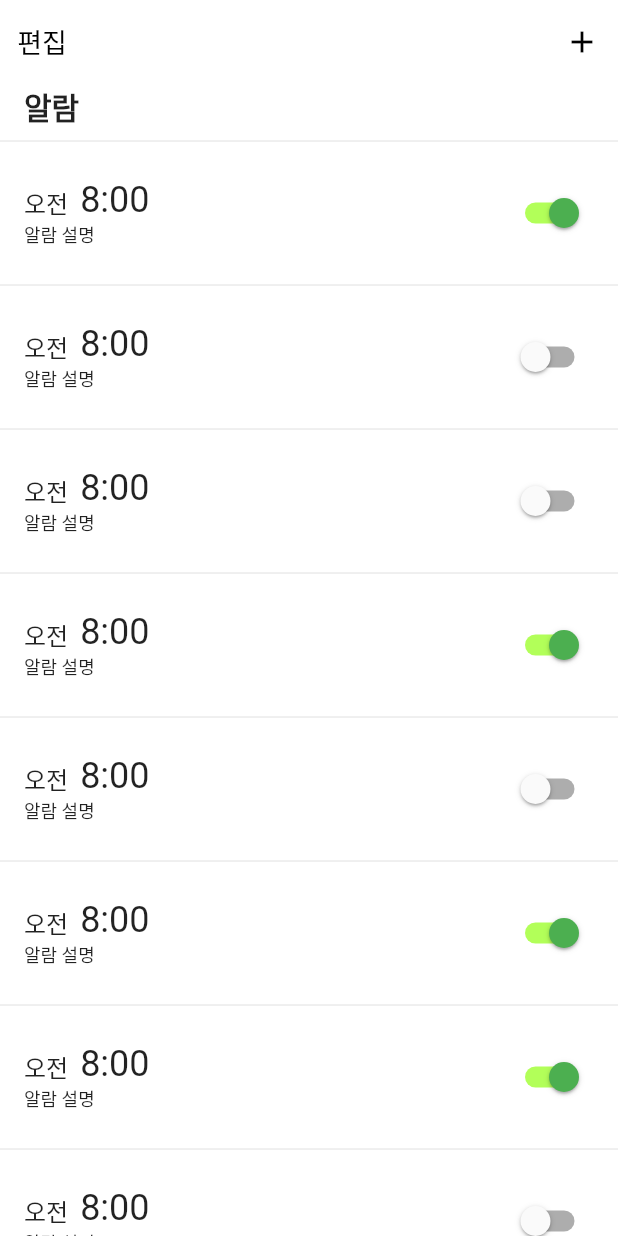
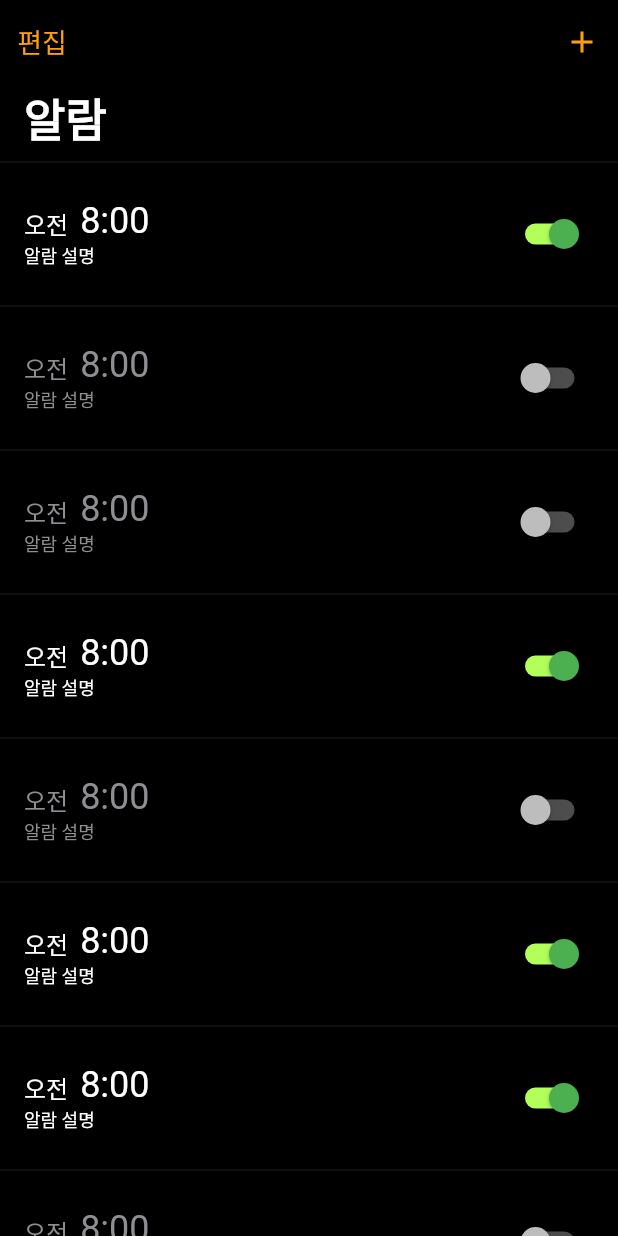
Before and after one commit to nakisara01/Alarm1, a Flutter app: the screen it shows after launch, on a phone screen of 412 x 824 dp. Run offline on Flutter 3.47's test engine with Material 2 defaults, Android fonts, the phone set to English and light mode, and no system bars.

Commit message:
Add: 반복bar, black color mode

```diff
--- a/lib/main.dart
+++ b/lib/main.dart
@@ -8,6 +8,8 @@
 import 'package:flutter/material.dart';
 
 import 'package:alarm1/src/app.dart';
+
+import 'package:flutter_localizations/flutter_localizations.dart';
 
 
 void main() {
--- a/lib/src/app.dart
+++ b/lib/src/app.dart
@@ -1,6 +1,7 @@
 import 'package:flutter/material.dart';
 
 import 'package:alarm1/src/ui/alarmList/alarmList.dart';
+import 'package:flutter_localizations/flutter_localizations.dart';
 
 class MyApp extends StatelessWidget {
   const MyApp({Key? key}) : super(key: key);
@@ -10,7 +11,15 @@ class MyApp extends StatelessWidget {
   Widget build(BuildContext context) {
     return MaterialApp(
       title: 'Flutter Demo',
-      theme: ThemeData(primarySwatch: Colors.red, primaryColor: Colors.red),
+      theme: ThemeData.dark(),
+      localizationsDelegates: [
+        GlobalMaterialLocalizations.delegate,
+        GlobalCupertinoLocalizations.delegate,
+        GlobalWidgetsLocalizations.delegate,
+      ],
+      supportedLocales: [
+        const Locale('ko', 'KR'),
+      ],
       home: AlarmListPage(),
     );
   }
--- /dev/null
+++ b/lib/src/constants/color.dart
@@ -0,0 +1,8 @@
+import 'package:flutter/material.dart';
+
+final List<Color> IOS_SYSTEM_GRAY = [
+  Color.fromRGBO(142, 142, 147, 1),
+  Color.fromRGBO(99, 99, 102, 1),
+  Color.fromRGBO(44,44,46,1),
+];
+const Color IOS_ORANGE = Color.fromRGBO(255, 159, 10, 1);
--- /dev/null
+++ b/lib/src/constants/padding.dart
@@ -0,0 +1,3 @@
+const double kDefaultPadding = 16.0;
+const double kMiddlePadding = 8.0;
+const double kTextPadding = 4.0;
--- a/lib/src/ui/alarmList/alarmList.dart
+++ b/lib/src/ui/alarmList/alarmList.dart
@@ -1,3 +1,4 @@
+import 'package:alarm1/src/constants/color.dart';
 import 'package:alarm1/src/ui/widgets/switchByPlatform.dart';
 import 'package:flutter/material.dart';
 import 'package:flutter/cupertino.dart';
@@ -9,16 +10,16 @@ class AlarmListPage extends StatelessWidget {
   @override
   Widget build(BuildContext context) {
     return Scaffold(
-        backgroundColor: Colors.white,
+      backgroundColor: Colors.black,
         // TODO: 버튼 여백 넣기
         appBar: AppBar(
-          backgroundColor: Colors.white,
+          backgroundColor: Colors.black,
           elevation: 0,
           leading: TextButton(
             onPressed: () {},
             child: Text(
               '편집',
-              style: TextStyle(color: Colors.black, fontSize: 18),
+              style: TextStyle(color: IOS_ORANGE, fontSize: 18),
             ),
           ),
           actions: [
@@ -26,7 +27,7 @@ class AlarmListPage extends StatelessWidget {
                 onPressed: () {},
                 icon: Icon(
                   Icons.add,
-                  color: Colors.black,
+                  color: IOS_ORANGE,
                 ))
           ],
         ),
--- a/lib/src/ui/alarmList/components/alarmCard.dart
+++ b/lib/src/ui/alarmList/components/alarmCard.dart
@@ -36,7 +36,7 @@ class AlarmCard extends StatelessWidget {
             child: Container(
                 child: Row(
               children: [
-                Expanded(child: TextCard()),
+                Expanded(child: TextCard(isSwitched: isSwitched[index],)),
                 SwitchByPlatForm(isSwitched: isSwitched[index])
               ],
             ))));
--- a/lib/src/ui/alarmList/components/body.dart
+++ b/lib/src/ui/alarmList/components/body.dart
@@ -17,7 +17,7 @@ class AlarmListBody extends StatelessWidget {
               padding: EdgeInsets.symmetric(horizontal: 16.0),
               child: Text(
                 '알람',
-                style: TextStyle(fontSize: 20, fontWeight: FontWeight.w600),
+                style: TextStyle(fontSize: 30, fontWeight: FontWeight.w600),
               ));
         } else {
           return AlarmCard(index: index-1);
--- a/lib/src/ui/alarmList/components/textCard.dart
+++ b/lib/src/ui/alarmList/components/textCard.dart
@@ -1,9 +1,23 @@
+import 'dart:io';
 
+import 'package:alarm1/src/constants/color.dart';
+import 'package:flutter/cupertino.dart';
 import 'package:flutter/material.dart';
 
-class TextCard extends StatelessWidget {
+class TextCard extends StatefulWidget {
+  TextCard({required this.isSwitched});
+
+  bool isSwitched;
+
+  @override
+  State<TextCard> createState() => TextCardState();
+}
+
+class TextCardState extends State<TextCard>{
   @override
   Widget build(BuildContext context) {
+    // TODO: SwitchByPlatform이 변경되면 textColor도 변경되게 하기
+    Color textColor = widget.isSwitched ? Colors.white:IOS_SYSTEM_GRAY[0];
     return Column(
         crossAxisAlignment: CrossAxisAlignment.start,
         children: [
@@ -15,17 +29,17 @@ class TextCard extends StatelessWidget {
                   // TODO: UI 로직과 비즈니스 로직을 분리해서 데이터를 관리하기
                   child: Text(
                     "오전",
-                    style: TextStyle(fontSize: 16.0),
+                    style: TextStyle(fontSize: 16.0, color: textColor),
                   )),
               Text(
                 "8:00",
-                style: TextStyle(fontSize: 24.0),
+                style: TextStyle(fontSize: 24.0, color: textColor),
               )
             ],
           ),
           Text(
             "알람 설명",
-            style: TextStyle(fontSize: 12.0),
+            style: TextStyle(fontSize: 12.0, color: textColor),
           )
         ],
       );
--- a/lib/src/ui/widgets/switchByPlatform.dart
+++ b/lib/src/ui/widgets/switchByPlatform.dart
@@ -1,5 +1,6 @@
 import 'dart:io';
 
+import 'package:alarm1/src/constants/color.dart';
 import 'package:flutter/cupertino.dart';
 import 'package:flutter/material.dart';
 import 'package:flutter/foundation.dart';
@@ -25,7 +26,7 @@ class SwitchByPlatFormState extends State<SwitchByPlatForm> {
         });
         widget.isSwitched = value;
       },
-      activeColor: Colors.green,
+      activeColor: Colors.green
     )
         : Switch(
         value: widget.isSwitched,
--- a/pubspec.yaml
+++ b/pubspec.yaml
@@ -28,6 +28,8 @@ environment:
 # versions available, run `flutter pub outdated`.
 dependencies:
   flutter:
+    sdk: flutter
+  flutter_localizations:
     sdk: flutter
 
 
```
Also changed, not shown: lib/src/ui/alarmDetail/alarmDetail.dart (+26 -2 lines), pubspec.lock.
